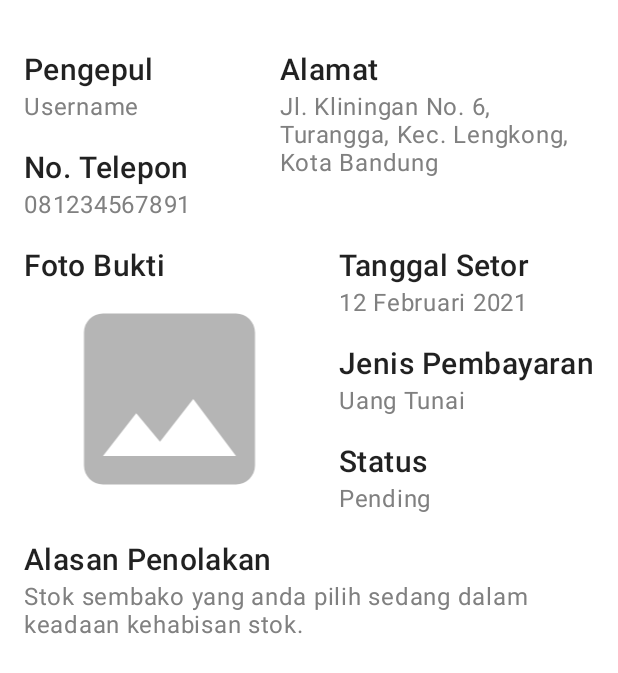
After one commit to arrizal27/Jelita, an Android app: the layout card_setoran.xml on its own in the app's theme, with its tools: preview values and no code run, on a phone screen of 412 x 824 dp. The commit adds this screen. Shown: the top 673 px of the screen. Run offline under Robolectric (Android 15) with nearby library versions, the phone set to English and light mode, and no system bars.

Commit message:
page riwayat setor, card setoran

```diff
--- a/app/build.gradle
+++ b/app/build.gradle
@@ -33,6 +33,9 @@ dependencies {
     implementation 'androidx.appcompat:appcompat:1.2.0'
     implementation 'com.google.android.material:material:1.3.0'
     implementation 'androidx.constraintlayout:constraintlayout:2.0.4'
+    implementation 'androidx.lifecycle:lifecycle-livedata-ktx:2.3.0'
+    implementation 'androidx.lifecycle:lifecycle-viewmodel-ktx:2.3.0'
+    implementation 'androidx.legacy:legacy-support-v4:1.0.0'
     testImplementation 'junit:junit:4.+'
     androidTestImplementation 'androidx.test.ext:junit:1.1.2'
     androidTestImplementation 'androidx.test.espresso:espresso-core:3.3.0'
--- a/app/src/main/AndroidManifest.xml
+++ b/app/src/main/AndroidManifest.xml
@@ -9,6 +9,7 @@
         android:roundIcon="@mipmap/ic_launcher_round"
         android:supportsRtl="true"
         android:theme="@style/Theme.Jelita">
+        <activity android:name=".riwayat.RiwayatActivity"></activity>
         <activity android:name=".MainActivity">
             <intent-filter>
                 <action android:name="android.intent.action.MAIN" />
--- /dev/null
+++ b/app/src/main/res/drawable/ic_baseline_image_24.xml
@@ -0,0 +1,5 @@
+<vector android:height="24dp" android:tint="#B5B5B5"
+    android:viewportHeight="24" android:viewportWidth="24"
+    android:width="24dp" xmlns:android="http://schemas.android.com/apk/res/android">
+    <path android:fillColor="@android:color/white" android:pathData="M21,19V5c0,-1.1 -0.9,-2 -2,-2H5c-1.1,0 -2,0.9 -2,2v14c0,1.1 0.9,2 2,2h14c1.1,0 2,-0.9 2,-2zM8.5,13.5l2.5,3.01L14.5,12l4.5,6H5l3.5,-4.5z"/>
+</vector>
--- /dev/null
+++ b/app/src/main/res/layout/card_setoran.xml
@@ -0,0 +1,160 @@
+<?xml version="1.0" encoding="utf-8"?>
+<com.google.android.material.card.MaterialCardView xmlns:android="http://schemas.android.com/apk/res/android"
+    xmlns:app="http://schemas.android.com/apk/res-auto"
+    android:layout_width="match_parent"
+    android:layout_height="wrap_content"
+    android:layout_marginTop="16dp"
+    app:cardCornerRadius="12dp"
+    app:cardElevation="0dp">
+
+    <LinearLayout
+        android:layout_width="match_parent"
+        android:layout_height="match_parent"
+        android:layout_margin="16dp"
+        android:orientation="vertical">
+
+        <LinearLayout
+            android:layout_width="match_parent"
+            android:layout_height="wrap_content">
+
+            <LinearLayout
+                android:layout_width="wrap_content"
+                android:layout_height="match_parent"
+                android:layout_weight="1"
+                android:orientation="vertical">
+
+                <TextView
+                    android:layout_width="match_parent"
+                    android:layout_height="wrap_content"
+                    android:text="Pengepul"
+                    android:textAppearance="@style/TextAppearance.MaterialComponents.Headline6" />
+
+                <TextView
+                    android:id="@+id/txt_pengepul"
+                    android:layout_width="match_parent"
+                    android:layout_height="wrap_content"
+                    android:text="Username"
+                    android:textAppearance="@style/TextAppearance.MaterialComponents.Body1"
+                    android:textColor="@color/grey" />
+
+                <TextView
+                    android:layout_width="match_parent"
+                    android:layout_height="wrap_content"
+                    android:layout_marginTop="16dp"
+                    android:text="No. Telepon"
+                    android:textAppearance="@style/TextAppearance.MaterialComponents.Headline6" />
+
+                <TextView
+                    android:id="@+id/txt_notelp"
+                    android:layout_width="match_parent"
+                    android:layout_height="wrap_content"
+                    android:text="081234567891"
+                    android:textAppearance="@style/TextAppearance.MaterialComponents.Body1"
+                    android:textColor="@color/grey" />
+            </LinearLayout>
+
+            <LinearLayout
+                android:layout_width="wrap_content"
+                android:layout_height="match_parent"
+                android:layout_weight="1"
+                android:orientation="vertical">
+
+                <TextView
+                    android:layout_width="match_parent"
+                    android:layout_height="wrap_content"
+                    android:text="Alamat"
+                    android:textAppearance="@style/TextAppearance.MaterialComponents.Headline6" />
+
+                <TextView
+                    android:id="@+id/txt_alamat"
+                    android:layout_width="match_parent"
+                    android:layout_height="match_parent"
+                    android:maxEms="8"
+                    android:text="Jl. Kliningan No. 6, Turangga, Kec. Lengkong, Kota Bandung"
+                    android:textAppearance="@style/TextAppearance.MaterialComponents.Body1"
+                    android:textColor="@color/grey" />
+            </LinearLayout>
+        </LinearLayout>
+        <LinearLayout
+            android:layout_width="match_parent"
+            android:layout_height="wrap_content"
+            android:layout_marginTop="16dp">
+            <LinearLayout
+                android:layout_width="wrap_content"
+                android:layout_height="match_parent"
+                android:orientation="vertical"
+                android:layout_weight="1"
+                android:layout_marginRight="16dp">
+                <TextView
+                    android:layout_width="match_parent"
+                    android:layout_height="wrap_content"
+                    android:text="Foto Bukti"
+                    android:textAppearance="@style/TextAppearance.MaterialComponents.Headline6"/>
+                <ImageView
+                    android:id="@+id/foto_bukti"
+                    android:layout_width="match_parent"
+                    android:layout_height="152dp"
+                    android:src="@drawable/ic_baseline_image_24"/>
+            </LinearLayout>
+            <LinearLayout
+                android:layout_width="wrap_content"
+                android:layout_height="match_parent"
+                android:orientation="vertical">
+                <TextView
+                    android:layout_width="match_parent"
+                    android:layout_height="wrap_content"
+                    android:text="Tanggal Setor"
+                    android:textAppearance="@style/TextAppearance.MaterialComponents.Headline6" />
+                <TextView
+                    android:id="@+id/txt_tgl_setor"
+                    android:layout_width="match_parent"
+                    android:layout_height="wrap_content"
+                    android:text="12 Februari 2021"
+                    android:textAppearance="@style/TextAppearance.MaterialComponents.Body1"
+                    android:textColor="@color/grey" />
+
+                <TextView
+                    android:layout_width="match_parent"
+                    android:layout_height="wrap_content"
+                    android:text="Jenis Pembayaran"
+                    android:layout_marginTop="16dp"
+                    android:textAppearance="@style/TextAppearance.MaterialComponents.Headline6" />
+                <TextView
+                    android:id="@+id/txt_jenis_bayar"
+                    android:layout_width="match_parent"
+                    android:layout_height="wrap_content"
+                    android:text="Uang Tunai"
+                    android:textAppearance="@style/TextAppearance.MaterialComponents.Body1"
+                    android:textColor="@color/grey" />
+
+                <TextView
+                    android:layout_width="match_parent"
+                    android:layout_height="wrap_content"
+                    android:text="Status"
+                    android:layout_marginTop="16dp"
+                    android:textAppearance="@style/TextAppearance.MaterialComponents.Headline6" />
+                <TextView
+                    android:id="@+id/txt_status"
+                    android:layout_width="match_parent"
+                    android:layout_height="wrap_content"
+                    android:text="Pending"
+                    android:textAppearance="@style/TextAppearance.MaterialComponents.Body1"
+                    android:textColor="@color/grey" />
+            </LinearLayout>
+        </LinearLayout>
+        <TextView
+            android:layout_width="match_parent"
+            android:layout_height="wrap_content"
+            android:layout_marginTop="16dp"
+            android:text="Alasan Penolakan"
+            android:textAppearance="@style/TextAppearance.MaterialComponents.Headline6"/>
+        <TextView
+            android:id="@+id/txt_alasan"
+            android:layout_width="match_parent"
+            android:layout_height="wrap_content"
+            android:textColor="@color/grey"
+            android:visibility="visible"
+            android:text="Stok sembako yang anda pilih sedang dalam keadaan kehabisan stok."
+            android:textAppearance="@style/TextAppearance.MaterialComponents.Body1"/>
+    </LinearLayout>
+</com.google.android.material.card.MaterialCardView>
--- a/app/src/main/res/values/colors.xml
+++ b/app/src/main/res/values/colors.xml
@@ -8,7 +8,7 @@
     <color name="yellow_dark">#FFFBB718</color>
     <color name="yellow">#FFFFCC00</color>
     <color name="yellow_background">#FFF9C345</color>
-    <color name="grey">#FF939393</color>
+    <color name="grey">#FF808080</color>
     <color name="black">#FF000000</color>
     <color name="white">#FFFFFFFF</color>
 </resources>
--- a/app/src/main/res/values/strings.xml
+++ b/app/src/main/res/values/strings.xml
@@ -1,3 +1,5 @@
 <resources>
     <string name="app_name">Jelita</string>
+    <!-- TODO: Remove or change this placeholder text -->
+    <string name="hello_blank_fragment">Hello blank fragment</string>
 </resources>
--- a/app/src/main/res/values/themes.xml
+++ b/app/src/main/res/values/themes.xml
@@ -6,9 +6,9 @@
         <item name="colorPrimaryVariant">@color/yellow_dark</item>
         <item name="colorOnPrimary">@color/white</item>
         <!-- Secondary brand color. -->
-<!--        <item name="colorSecondary">@color/teal_200</item>-->
-<!--        <item name="colorSecondaryVariant">@color/teal_700</item>-->
-<!--        <item name="colorOnSecondary">@color/black</item>-->
+        <!--        <item name="colorSecondary">@color/teal_200</item>-->
+        <!--        <item name="colorSecondaryVariant">@color/teal_700</item>-->
+        <!--        <item name="colorOnSecondary">@color/black</item>-->
         <!-- Status bar color. -->
         <item name="android:windowLightStatusBar" tools:targetApi="23">true</item>
         <item name="android:windowTranslucentStatus" tools:targetApi="23">true</item>
```
Also changed, not shown: app/src/main/java/com/smkn4bdg/jelita/MainActivity.java (+10 -3 lines), app/src/main/java/com/smkn4bdg/jelita/riwayat/DiterimaFragment.java (added, +29 -0 lines), app/src/main/java/com/smkn4bdg/jelita/riwayat/DitolakFragment.java (added, +29 -0 lines), app/src/main/java/com/smkn4bdg/jelita/riwayat/PendingFragment.java (added, +29 -0 lines), app/src/main/java/com/smkn4bdg/jelita/riwayat/RiwayatActivity.java (added, +64 -0 lines), app/src/main/java/com/smkn4bdg/jelita/riwayat/RiwayatAdapter.java (added, +39 -0 lines), app/src/main/java/com/smkn4bdg/jelita/riwayat/SelesaiFragment.java (added, +29 -0 lines), app/src/main/res/drawable/ic_baseline_arrow_back_24.xml (added, +11 -0 lines), app/src/main/res/layout/activity_riwayat.xml (added, +75 -0 lines), app/src/main/res/layout/fragment_diterima.xml (added, +25 -0 lines), app/src/main/res/layout/fragment_ditolak.xml (added, +25 -0 lines), app/src/main/res/layout/fragment_pending.xml (added, +25 -0 lines), app/src/main/res/layout/fragment_selesai.xml (added, +25 -0 lines).
